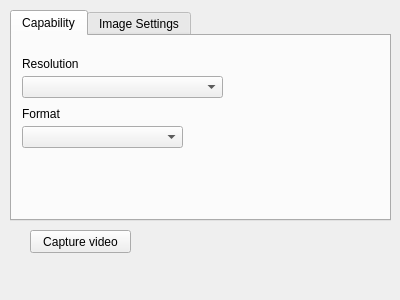
The window that test_app/cameraform.ui (abibas/webcamCaptureNewDesign) describes before a commit, drawn with Qt 5.
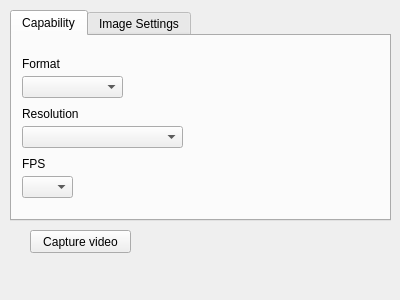
The same window after the commit.

Diff of the .ui file:
```diff
--- a/test_app/cameraform.ui
+++ b/test_app/cameraform.ui
@@ -42,35 +42,12 @@
     <attribute name="title">
      <string>Capability</string>
     </attribute>
-    <widget class="QLabel" name="resolutionLabel">
-     <property name="geometry">
-      <rect>
-       <x>10</x>
-       <y>20</y>
-       <width>61</width>
-       <height>16</height>
-      </rect>
-     </property>
-     <property name="text">
-      <string>Resolution</string>
-     </property>
-    </widget>
-    <widget class="QComboBox" name="capabilityComboBox">
-     <property name="geometry">
-      <rect>
-       <x>10</x>
-       <y>40</y>
-       <width>201</width>
-       <height>22</height>
-      </rect>
-     </property>
-    </widget>
     <widget class="QLabel" name="formatLabel">
      <property name="geometry">
       <rect>
        <x>10</x>
-       <y>70</y>
-       <width>51</width>
+       <y>20</y>
+       <width>61</width>
        <height>16</height>
       </rect>
      </property>
@@ -82,12 +59,58 @@
      <property name="geometry">
       <rect>
        <x>10</x>
+       <y>40</y>
+       <width>101</width>
+       <height>22</height>
+      </rect>
+     </property>
+    </widget>
+    <widget class="QLabel" name="resolutionLabel">
+     <property name="geometry">
+      <rect>
+       <x>10</x>
+       <y>70</y>
+       <width>61</width>
+       <height>16</height>
+      </rect>
+     </property>
+     <property name="text">
+      <string>Resolution</string>
+     </property>
+    </widget>
+    <widget class="QComboBox" name="resolutionComboBox">
+     <property name="geometry">
+      <rect>
+       <x>10</x>
        <y>90</y>
        <width>161</width>
        <height>22</height>
       </rect>
      </property>
     </widget>
+    <widget class="QComboBox" name="fpsComboBox">
+     <property name="geometry">
+      <rect>
+       <x>10</x>
+       <y>140</y>
+       <width>51</width>
+       <height>22</height>
+      </rect>
+     </property>
+    </widget>
+    <widget class="QLabel" name="fpsLabel">
+     <property name="geometry">
+      <rect>
+       <x>10</x>
+       <y>120</y>
+       <width>61</width>
+       <height>16</height>
+      </rect>
+     </property>
+     <property name="text">
+      <string>FPS</string>
+     </property>
+    </widget>
    </widget>
    <widget class="QWidget" name="tab_2">
     <attribute name="title">
```
Left out of the diff: 2 changed lines with no effect on the pictures.
